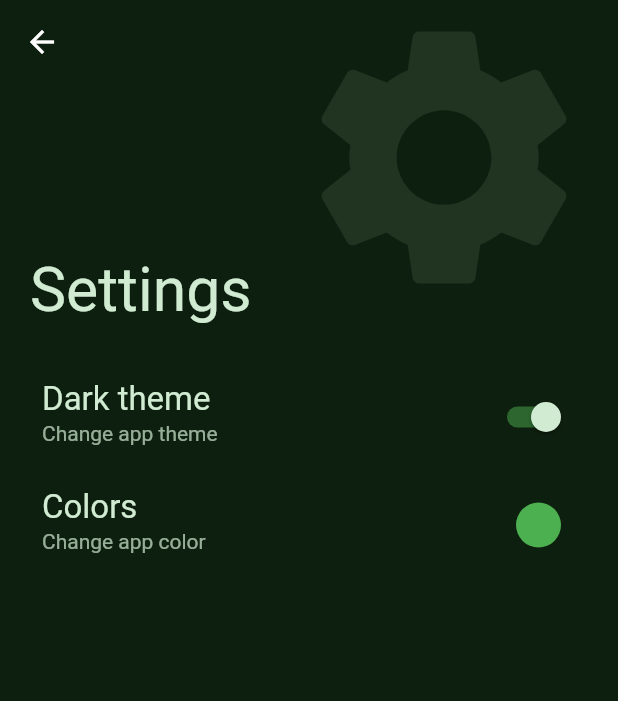
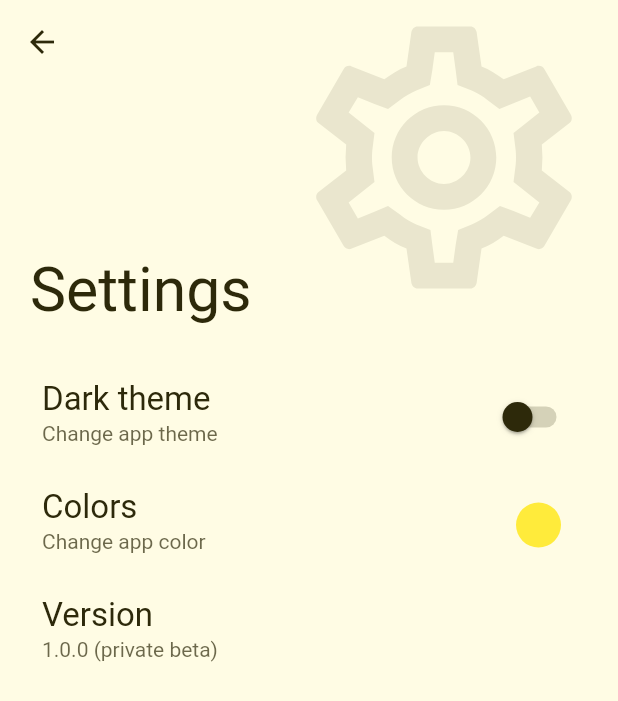
Before and after one commit to andersonmendess/wallfreev, a Flutter app: the SettingsPage screen opened directly, after a tap on "Dark theme", on a phone screen of 412 x 824 dp. Shown: the top 701 px of the screen. Run offline on Flutter 3.47's test engine with Material 2 defaults, Android fonts, the light colour scheme and no system bars; our stand-ins replace flutter_cache_manager, permission_handler, share_plus, shared_preferences; missing offline and left inert: android_path_provider, clipboard, wallpaper_manager_flutter; accounts and stored records are empty; network calls fail; statements that could not run were skipped.

Commit message:
adding themes

```diff
--- a/lib/controllers/app_controller.dart
+++ b/lib/controllers/app_controller.dart
@@ -1,15 +1,41 @@
 import 'package:flutter/cupertino.dart';
 import 'package:flutter/material.dart';
 import 'package:wallfreev/services/cache_service.dart';
+import 'package:wallfreev/services/prefs_service.dart';
 
 class AppController with ChangeNotifier {
   CacheService cacheService = CacheService();
+  PrefsService sharedPref = PrefsService();
 
   Color primaryColor = Colors.yellow;
-  ThemeMode themeMode = ThemeMode.dark;
+  bool useDarkTheme = true;
 
-  void changePrimaryColor(Color newPrimary) {
-    primaryColor = newPrimary;
+  // ignore: non_constant_identifier_names
+  final APP_THEME_COLOR_PREF = "app_theme_color";
+  // ignore: non_constant_identifier_names
+  final APP_DARK_THEME_PREF = "app_dark_theme";
+
+  AppController() {
+    sharedPref.read<String>(APP_THEME_COLOR_PREF).then((value) {
+      if (value != null) changePrimaryColor(value, persist: false);
+    });
+  }
+
+  void changePrimaryColor(String newPrimary, {bool persist = true}) {
+    primaryColor = Color(int.parse(newPrimary));
     notifyListeners();
+
+    if (persist) {
+      sharedPref.save(APP_THEME_COLOR_PREF, newPrimary);
+    }
+  }
+
+  void changeTheme(bool darkTheme, {bool persist = true}) {
+    useDarkTheme = darkTheme;
+    notifyListeners();
+
+    if (persist) {
+      sharedPref.save(APP_DARK_THEME_PREF, darkTheme);
+    }
   }
 }
--- a/lib/main.dart
+++ b/lib/main.dart
@@ -39,22 +39,55 @@ class MyApp extends StatelessWidget {
   // This widget is the root of your application.
   @override
   Widget build(BuildContext context) {
-    Color targetColor = context.watch<AppController>().primaryColor;
+    final targetColor = context.watch<AppController>().primaryColor;
+    final isDarkTheme = context.watch<AppController>().useDarkTheme;
+
+    late Color darkerColor;
+    late Color lighterColor;
+
+    if (isDarkTheme) {
+      darkerColor = ThemeUtils.buildColorLighter(targetColor);
+      lighterColor = ThemeUtils.buildColorDarker(targetColor);
+    } else {
+      darkerColor = ThemeUtils.buildColorDarker(targetColor);
+      lighterColor = ThemeUtils.buildColorLighter(targetColor, intensity: 220);
+    }
 
     return MaterialApp(
       title: 'Flutter Demo',
       theme: ThemeData.dark().copyWith(
+          scaffoldBackgroundColor: lighterColor,
+          bottomNavigationBarTheme: BottomNavigationBarThemeData(
+              selectedItemColor: darkerColor,
+              backgroundColor: lighterColor,
+              unselectedItemColor: darkerColor.withOpacity(.4)),
+          appBarTheme: AppBarTheme(
+            iconTheme: IconThemeData(
+              color: darkerColor,
+            ),
+            backgroundColor: lighterColor,
+            foregroundColor: darkerColor,
+            titleTextStyle: TextStyle(
+                fontSize: 27, fontWeight: FontWeight.w400, color: darkerColor),
+          ),
+          pageTransitionsTheme: const PageTransitionsTheme(
+            builders: {
+              TargetPlatform.android: ZoomPageTransitionsBuilder(),
+            },
+          ),
           switchTheme: SwitchThemeData(
             thumbColor: MaterialStateProperty.resolveWith((states) {
               if (states.contains(MaterialState.selected)) {
-            return ThemeUtils.buildColorLighter(targetColor);
-            ;
+                return isDarkTheme ? targetColor : darkerColor;
               }
+              return isDarkTheme ? lighterColor : darkerColor;
             }),
             trackColor: MaterialStateProperty.resolveWith((states) {
               if (states.contains(MaterialState.selected)) {
-            return targetColor.withOpacity(.5);
+                return (isDarkTheme ? targetColor : darkerColor)
+                    .withOpacity(.3);
               }
+              return (isDarkTheme ? lighterColor : darkerColor).withOpacity(.2);
             }),
           )),
       home: const HomePage(),
--- a/lib/pages/categories_page.dart
+++ b/lib/pages/categories_page.dart
@@ -1,13 +1,6 @@
-import 'dart:ui';
-
 import 'package:flutter/material.dart';
-import 'package:flutter/services.dart';
-import 'package:palette_generator/palette_generator.dart';
-import 'package:provider/src/provider.dart';
-import 'package:wallfreev/controllers/app_controller.dart';
-import 'package:wallfreev/utils/debouncer.dart';
-import 'package:flutter_cache_manager/flutter_cache_manager.dart';
-import 'package:wallpaper_manager_flutter/wallpaper_manager_flutter.dart';
+import 'package:wallfreev/data/wallpaper_data.dart';
+import 'package:wallfreev/pages/category_page.dart';
 
 class CategoriesPage extends StatefulWidget {
   const CategoriesPage({Key? key}) : super(key: key);
@@ -19,11 +12,20 @@ class CategoriesPage extends StatefulWidget {
 class _CategoriesPageState extends State<CategoriesPage> {
   bool showBottomBar = true;
 
-  final images = [];
+  Map<String, int> cat = {};
 
   @override
   void initState() {
     super.initState();
+
+    for (final element in wallpapers) {
+      if (cat.containsKey(element['collections'])) {
+        cat[element['collections']] = (cat[element['collections']]! + 1);
+      } else {
+        cat.addAll({element['collections']: 1});
+      }
+    }
+    print(cat);
   }
 
   @override
@@ -33,62 +35,71 @@ class _CategoriesPageState extends State<CategoriesPage> {
 
   @override
   Widget build(BuildContext context) {
-    Color targetColor = context.watch<AppController>().primaryColor;
+    List<Widget> _buildCategories() {
+      List<Widget> itens = [];
 
-    final colorWhited =
-        Color.alphaBlend(Colors.white.withAlpha(190), targetColor);
+      cat.forEach((key, value) {
+        itens.add(ListTile(
+          onTap: () {
+            Navigator.of(context).push(
+              MaterialPageRoute(
+                builder: (_) => CategoryPage(
+                  name: key,
+                ),
+              ),
+            );
+          },
+          title: Text(
+            key,
+            style: TextStyle(
+                fontSize: 22,
+                color: Theme.of(context).appBarTheme.titleTextStyle!.color),
+          ),
+          subtitle: Text(
+            "$value wallpapers",
+            style: TextStyle(
+                fontSize: 14,
+                color: Theme.of(context)
+                    .appBarTheme
+                    .titleTextStyle!
+                    .color!
+                    .withOpacity(.7)),
+          ),
+        ));
+      });
 
-    final blacked = Color.alphaBlend(Colors.black.withAlpha(210), targetColor);
+      return itens;
+    }
 
     return CustomScrollView(slivers: [
       SliverAppBar(
-        shadowColor: targetColor,
         flexibleSpace: FlexibleSpaceBar(
           title: Text(
             "Categories",
-            style: TextStyle(
-                fontSize: 27, fontWeight: FontWeight.w400, color: colorWhited),
+            style: Theme.of(context).appBarTheme.titleTextStyle,
           ),
           collapseMode: CollapseMode.pin,
           titlePadding: const EdgeInsets.only(left: 20, bottom: 12),
           background: Container(
             margin: const EdgeInsets.only(left: 180, bottom: 80),
-            child: Icon(Icons.category,
-                size: 210, color: colorWhited.withOpacity(.1)),
+            child: Icon(Icons.category_outlined,
+                size: 210,
+                color: Theme.of(context)
+                    .appBarTheme
+                    .titleTextStyle!
+                    .color!
+                    .withOpacity(.1)),
           ),
         ),
         expandedHeight: 230,
         pinned: true,
-        backgroundColor: blacked,
         elevation: 0,
       ),
       SliverPadding(
         padding: const EdgeInsets.all(12.0),
         sliver: SliverList(
           delegate: SliverChildListDelegate.fixed([
-            ListTile(
-              onTap: () {},
-              title: Text(
-                "Team Pixel",
-                style: TextStyle(fontSize: 22, color: colorWhited),
-              ),
-              subtitle: Text(
-                "43 wallpapers",
-                style:
-                    TextStyle(fontSize: 14, color: colorWhited.withOpacity(.7)),
-              ),
-            ),
-            ListTile(
-              title: Text(
-                "Shapes Theory",
-                style: TextStyle(fontSize: 22, color: colorWhited),
-              ),
-              subtitle: Text(
-                "11 wallpapers",
-                style:
-                    TextStyle(fontSize: 14, color: colorWhited.withOpacity(.7)),
-              ),
-            ),
+            ..._buildCategories(),
           ]),
         ),
       ),
--- a/lib/pages/favorites_page.dart
+++ b/lib/pages/favorites_page.dart
@@ -1,13 +1,4 @@
-import 'dart:ui';
-
 import 'package:flutter/material.dart';
-import 'package:flutter/services.dart';
-import 'package:palette_generator/palette_generator.dart';
-import 'package:provider/src/provider.dart';
-import 'package:wallfreev/controllers/app_controller.dart';
-import 'package:wallfreev/utils/debouncer.dart';
-import 'package:flutter_cache_manager/flutter_cache_manager.dart';
-import 'package:wallpaper_manager_flutter/wallpaper_manager_flutter.dart';
 
 class FavoritesPage extends StatefulWidget {
   const FavoritesPage({Key? key}) : super(key: key);
@@ -33,33 +24,28 @@ class _FavoritesPageState extends State<FavoritesPage> {
 
   @override
   Widget build(BuildContext context) {
-    Color targetColor = context.watch<AppController>().primaryColor;
-
-    final colorWhited =
-        Color.alphaBlend(Colors.white.withAlpha(190), targetColor);
-
-    final blacked = Color.alphaBlend(Colors.black.withAlpha(210), targetColor);
-
     return CustomScrollView(slivers: [
       SliverAppBar(
-        shadowColor: targetColor,
         flexibleSpace: FlexibleSpaceBar(
           title: Text(
             "Favorites",
-            style: TextStyle(
-                fontSize: 27, fontWeight: FontWeight.w400, color: colorWhited),
+            style: Theme.of(context).appBarTheme.titleTextStyle,
           ),
           collapseMode: CollapseMode.pin,
           titlePadding: const EdgeInsets.only(left: 20, bottom: 12),
           background: Container(
             margin: const EdgeInsets.only(left: 180, bottom: 80),
-            child: Icon(Icons.favorite,
-                size: 210, color: colorWhited.withOpacity(.1)),
+            child: Icon(Icons.favorite_outline,
+                size: 210,
+                color: Theme.of(context)
+                    .appBarTheme
+                    .titleTextStyle!
+                    .color!
+                    .withOpacity(.1)),
           ),
         ),
         expandedHeight: 230,
         pinned: true,
-        backgroundColor: blacked,
         elevation: 0,
       ),
     ]);
--- a/lib/pages/settings_page.dart
+++ b/lib/pages/settings_page.dart
@@ -1,14 +1,9 @@
 import 'dart:ui';
 
 import 'package:flutter/material.dart';
-import 'package:flutter/services.dart';
-import 'package:palette_generator/palette_generator.dart';
 import 'package:provider/src/provider.dart';
 import 'package:wallfreev/controllers/app_controller.dart';
-import 'package:wallfreev/utils/debouncer.dart';
-import 'package:flutter_cache_manager/flutter_cache_manager.dart';
 import 'package:wallfreev/utils/theme_utils.dart';
-import 'package:wallpaper_manager_flutter/wallpaper_manager_flutter.dart';
 
 class SettingsPage extends StatefulWidget {
   const SettingsPage({Key? key}) : super(key: key);
@@ -32,7 +27,7 @@ class _SettingsPageState extends State<SettingsPage> {
     super.dispose();
   }
 
-  Widget _buildColorButton(Color color, Function cb) {
+  Widget _buildColorButton(String color, Function cb) {
     return InkWell(
       onTap: () {
         cb(color);
@@ -44,14 +39,14 @@ class _SettingsPageState extends State<SettingsPage> {
         height: 40,
         margin: const EdgeInsets.only(right: 10, bottom: 10),
         decoration: BoxDecoration(
-          color: color,
+          color: Color(int.parse(color)),
           borderRadius: BorderRadius.circular(30),
         ),
       ),
     );
   }
 
-  onChangeColor(Color color) {
+  onChangeColor(String color) {
     context.read<AppController>().changePrimaryColor(color);
   }
 
@@ -62,25 +57,24 @@ class _SettingsPageState extends State<SettingsPage> {
       context: context,
       builder: (BuildContext context) {
         return AlertDialog(
-          backgroundColor: ThemeUtils.buildColorDarker(targetColor),
+          shape: const RoundedRectangleBorder(
+              borderRadius: BorderRadius.all(Radius.circular(32.0))),
+          backgroundColor: Theme.of(context).scaffoldBackgroundColor,
           title: Text("Select the color",
-              style: TextStyle(
-                  fontSize: 28,
-                  color: ThemeUtils.buildColorLighter(targetColor),
-                  fontWeight: FontWeight.normal)),
+              style: Theme.of(context).appBarTheme.titleTextStyle),
           content: Container(
             height: 80,
             child: Wrap(
               children: [
-                _buildColorButton(const Color(0xFF5E9CAB), onChangeColor),
-                _buildColorButton(const Color(0xFFE3C139), onChangeColor),
-                _buildColorButton(const Color(0xFFA0336D), onChangeColor),
-                _buildColorButton(const Color(0xFFF4C3C6), onChangeColor),
-                _buildColorButton(const Color(0xFFADC965), onChangeColor),
-                _buildColorButton(const Color(0xFFC55152), onChangeColor),
-                _buildColorButton(const Color(0xFFFE6601), onChangeColor),
-                _buildColorButton(const Color(0xFF8E80C0), onChangeColor),
-                _buildColorButton(const Color(0xFFB4F8C8), onChangeColor),
+                _buildColorButton("0xFF5E9CAB", onChangeColor),
+                _buildColorButton("0xFFE3C139", onChangeColor),
+                _buildColorButton("0xFFA0336D", onChangeColor),
+                _buildColorButton("0xFFF4C3C6", onChangeColor),
+                _buildColorButton("0xFFADC965", onChangeColor),
+                _buildColorButton("0xFFC55152", onChangeColor),
+                _buildColorButton("0xFFFE6601", onChangeColor),
+                _buildColorButton("0xFF8E80C0", onChangeColor),
+                _buildColorButton("0xFFB4F8C8", onChangeColor),
               ],
             ),
           ),
@@ -88,7 +82,8 @@ class _SettingsPageState extends State<SettingsPage> {
             TextButton(
               child: Text(
                 "OK",
-                style: TextStyle(color: targetColor),
+                style: TextStyle(
+                    color: Theme.of(context).appBarTheme.titleTextStyle!.color),
               ),
               onPressed: () {
                 Navigator.of(context).pop();
@@ -103,33 +98,31 @@ class _SettingsPageState extends State<SettingsPage> {
   @override
   Widget build(BuildContext context) {
     final targetColor = context.watch<AppController>().primaryColor;
+    final useDarkTheme = context.watch<AppController>().useDarkTheme;
 
     return Scaffold(
-      backgroundColor: ThemeUtils.buildColorDarker(targetColor),
       body: CustomScrollView(slivers: [
         SliverAppBar(
-          shadowColor: targetColor,
           flexibleSpace: FlexibleSpaceBar(
             title: Text(
               "Settings",
-              style: TextStyle(
-                  fontSize: 27,
-                  fontWeight: FontWeight.w400,
-                  color: ThemeUtils.buildColorLighter(targetColor)),
+              style: Theme.of(context).appBarTheme.titleTextStyle,
             ),
             collapseMode: CollapseMode.pin,
             titlePadding: const EdgeInsets.only(left: 20, bottom: 12),
             background: Container(
               margin: const EdgeInsets.only(left: 180, bottom: 80),
-              child: Icon(Icons.settings,
+              child: Icon(Icons.settings_outlined,
                   size: 210,
-                  color: ThemeUtils.buildColorLighter(targetColor)
+                  color: Theme.of(context)
+                      .appBarTheme
+                      .titleTextStyle!
+                      .color!
                       .withOpacity(.1)),
             ),
           ),
           expandedHeight: 230,
           pinned: true,
-          backgroundColor: ThemeUtils.buildColorDarker(targetColor),
           elevation: 0,
         ),
         SliverPadding(
@@ -137,19 +130,25 @@ class _SettingsPageState extends State<SettingsPage> {
           sliver: SliverList(
             delegate: SliverChildListDelegate.fixed([
               SwitchListTile(
-                onChanged: (bool value) {},
-                value: true,
+                onChanged: (bool value) {
+                  context.read<AppController>().changeTheme(value);
+                },
+                value: useDarkTheme,
                 title: Text(
                   "Dark theme",
                   style: TextStyle(
                       fontSize: 22,
-                      color: ThemeUtils.buildColorLighter(targetColor)),
+                      color:
+                          Theme.of(context).appBarTheme.titleTextStyle!.color),
                 ),
                 subtitle: Text(
                   "Change app theme",
                   style: TextStyle(
                       fontSize: 14,
-                      color: ThemeUtils.buildColorLighter(targetColor)
+                      color: Theme.of(context)
+                          .appBarTheme
+                          .titleTextStyle!
+                          .color!
                           .withOpacity(.7)),
                 ),
               ),
@@ -158,7 +157,8 @@ class _SettingsPageState extends State<SettingsPage> {
                   "Colors",
                   style: TextStyle(
                       fontSize: 22,
-                      color: ThemeUtils.buildColorLighter(targetColor)),
+                      color:
+                          Theme.of(context).appBarTheme.titleTextStyle!.color!),
                 ),
                 trailing: Container(
                   width: 30,
@@ -176,7 +176,29 @@ class _SettingsPageState extends State<SettingsPage> {
                   "Change app color",
                   style: TextStyle(
                       fontSize: 14,
-                      color: ThemeUtils.buildColorLighter(targetColor)
+                      color: Theme.of(context)
+                          .appBarTheme
+                          .titleTextStyle!
+                          .color!
+                          .withOpacity(.7)),
+                ),
+              ),
+              ListTile(
+                title: Text(
+                  "Version",
+                  style: TextStyle(
+                      fontSize: 22,
+                      color:
+                          Theme.of(context).appBarTheme.titleTextStyle!.color),
+                ),
+                subtitle: Text(
+                  "1.0.0 (private beta)",
+                  style: TextStyle(
+                      fontSize: 14,
+                      color: Theme.of(context)
+                          .appBarTheme
+                          .titleTextStyle!
+                          .color!
                           .withOpacity(.7)),
                 ),
               ),
--- /dev/null
+++ b/lib/services/prefs_service.dart
@@ -0,0 +1,38 @@
+import 'package:shared_preferences/shared_preferences.dart';
+
+class PrefsService {
+  SharedPreferences? _preferences;
+
+  PrefsService() {
+    SharedPreferences.getInstance().then((value) {
+      _preferences = value;
+    });
+  }
+
+  Future<T?> read<T>(String key) async {
+    _preferences ??= await SharedPreferences.getInstance();
+    return _preferences!.get(key) as T;
+  }
+
+  Future<bool> save(String key, dynamic value) async {
+    _preferences ??= await SharedPreferences.getInstance();
+
+    if (value is String) {
+      return _preferences!.setString(key, value);
+    }
+
+    if (value is bool) {
+      return _preferences!.setBool(key, value);
+    }
+
+    if (value is int) {
+      return _preferences!.setInt(key, value);
+    }
+
+    if (value is double) {
+      return _preferences!.setDouble(key, value);
+    }
+
+    throw Exception("Invalid type");
+  }
+}
--- a/pubspec.yaml
+++ b/pubspec.yaml
@@ -36,11 +36,14 @@ dependencies:
   # cupertino_icons: ^1.0.2
   wallpaper_manager_flutter: ^0.0.2
   flutter_cache_manager: ^3.1.2
-  palette_generator: ^0.3.2
+  # palette_generator: ^0.3.2
   provider: ^6.0.1
   shared_preferences: ^2.0.8
   permission_handler: ^8.2.5
   android_path_provider: "0.2.1"
+  path_provider: ^2.0.5
+  clipboard: ^0.1.3
+  share_plus: ^3.0.4
 
 dev_dependencies:
   flutter_test:
```
Also changed, not shown: lib/pages/category_page.dart (added, +101 -0 lines), lib/pages/home_page.dart (+22 -36 lines), lib/pages/wallpaper_view_page.dart (+82 -32 lines), lib/services/wallpaper_service.dart (+1 -12 lines), lib/utils/http_utils.dart (added, +21 -0 lines), pubspec.lock. Lines whose indentation alone changed are shown as unchanged.
